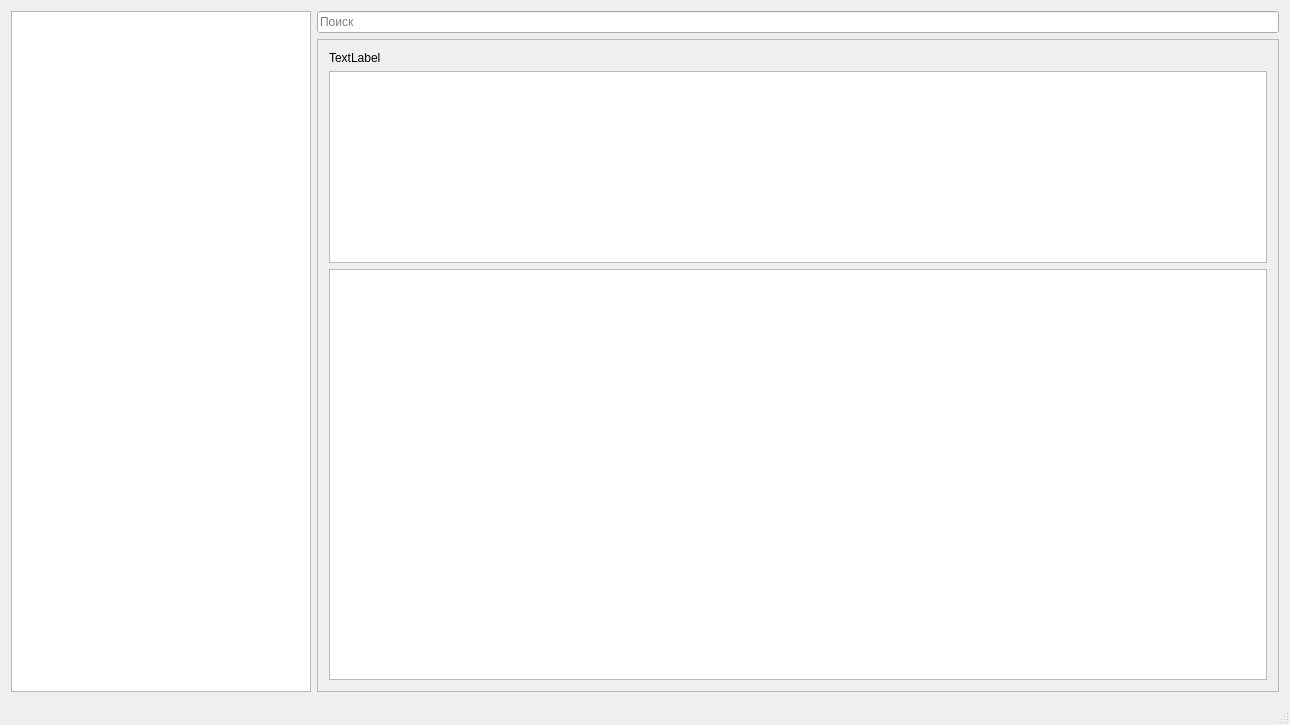
The window that mainwindow.ui (Afinogen/QtKeaz) describes before a commit, drawn with Qt 5.
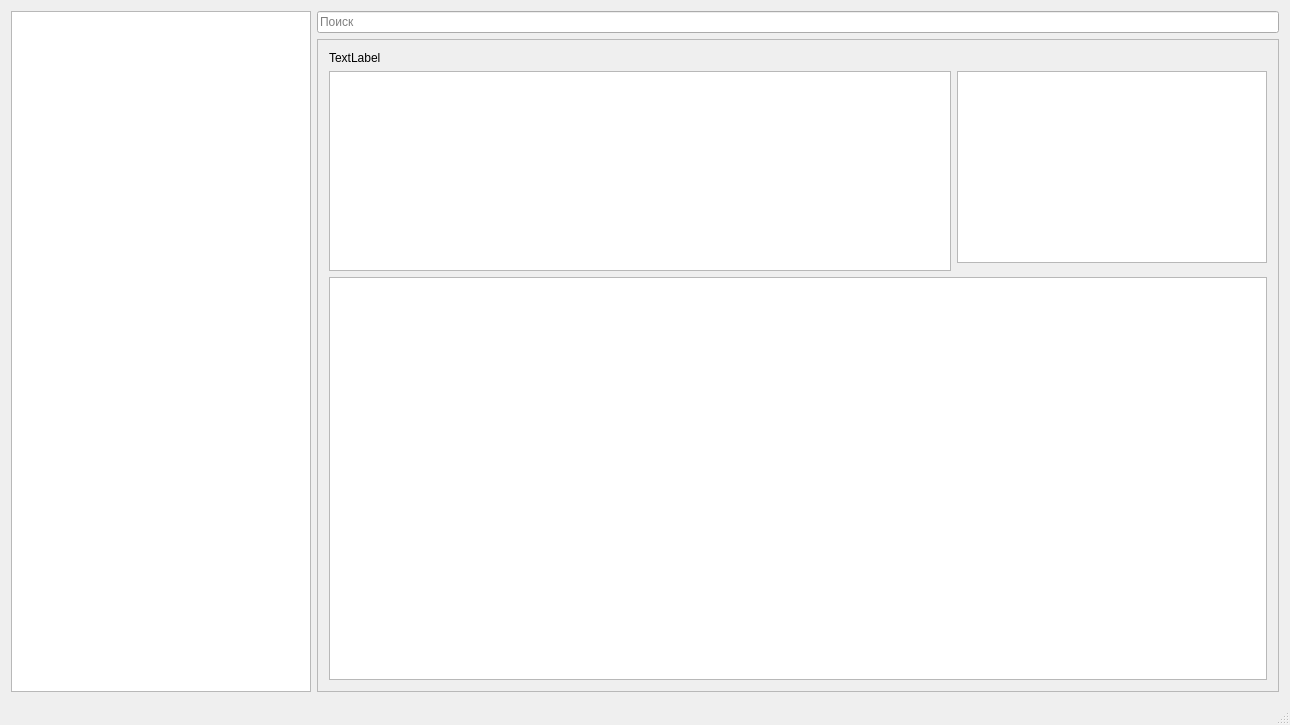
The same window after the commit.

What changed in the file:
```diff
--- a/mainwindow.ui
+++ b/mainwindow.ui
@@ -49,25 +49,56 @@
         </rect>
        </property>
        <layout class="QGridLayout" name="gridLayout_2">
-        <item row="1" column="0">
-         <widget class="QTextBrowser" name="desrcText">
-          <property name="maximumSize">
-           <size>
-            <width>16777215</width>
-            <height>192</height>
-           </size>
-          </property>
-         </widget>
-        </item>
         <item row="0" column="0">
          <widget class="QLabel" name="titleLabel">
+          <property name="styleSheet">
+           <string notr="true">font: 14pt &quot;Sans Serif&quot;;</string>
+          </property>
           <property name="text">
            <string>TextLabel</string>
           </property>
          </widget>
         </item>
-        <item row="2" column="0">
+        <item row="1" column="0">
+         <widget class="QTextBrowser" name="desrcText">
+          <property name="minimumSize">
+           <size>
+            <width>0</width>
+            <height>0</height>
+           </size>
+          </property>
+          <property name="maximumSize">
+           <size>
+            <width>16777215</width>
+            <height>200</height>
+           </size>
+          </property>
+         </widget>
+        </item>
+        <item row="1" column="1" alignment="Qt::AlignTop">
+         <widget class="QGraphicsView" name="graphicsView">
+          <property name="sizePolicy">
+           <sizepolicy hsizetype="Expanding" vsizetype="Expanding">
+            <horstretch>0</horstretch>
+            <verstretch>0</verstretch>
+           </sizepolicy>
+          </property>
+          <property name="maximumSize">
+           <size>
+            <width>310</width>
+            <height>400</height>
+           </size>
+          </property>
+         </widget>
+        </item>
+        <item row="2" column="0" colspan="2">
          <widget class="QTableView" name="tableView">
+          <property name="minimumSize">
+           <size>
+            <width>0</width>
+            <height>400</height>
+           </size>
+          </property>
           <property name="verticalScrollBarPolicy">
            <enum>Qt::ScrollBarAsNeeded</enum>
           </property>
```
Left out of the diff: 26 changed lines with no effect on the pictures.
